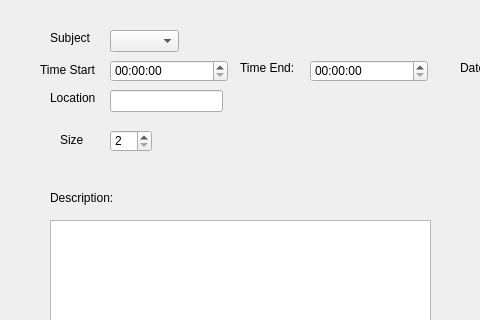
DanielCChavez/StudyMeet, file StudyMeet/createnewsession.ui: the form before one commit; both pictures show x 0 to 480 and y 0 to 320 of the 775 by 411 pixel window.
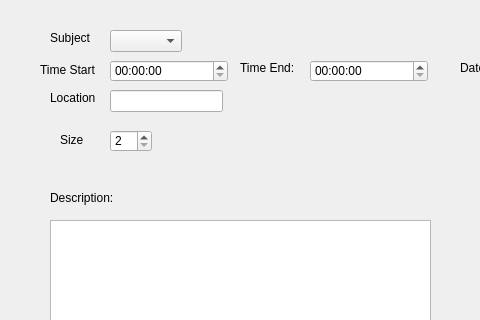
The form after the commit.

```diff
--- a/StudyMeet/createnewsession.ui
+++ b/StudyMeet/createnewsession.ui
@@ -209,12 +209,18 @@
      <x>110</x>
      <y>30</y>
      <width>69</width>
-     <height>22</height>
+     <height>20</height>
     </rect>
    </property>
    <property name="currentText">
     <string/>
    </property>
+   <property name="sizeAdjustPolicy">
+    <enum>QComboBox::AdjustToContents</enum>
+   </property>
+   <property name="frame">
+    <bool>true</bool>
+   </property>
   </widget>
   <widget class="QSpinBox" name="numberBox">
    <property name="geometry">
```
